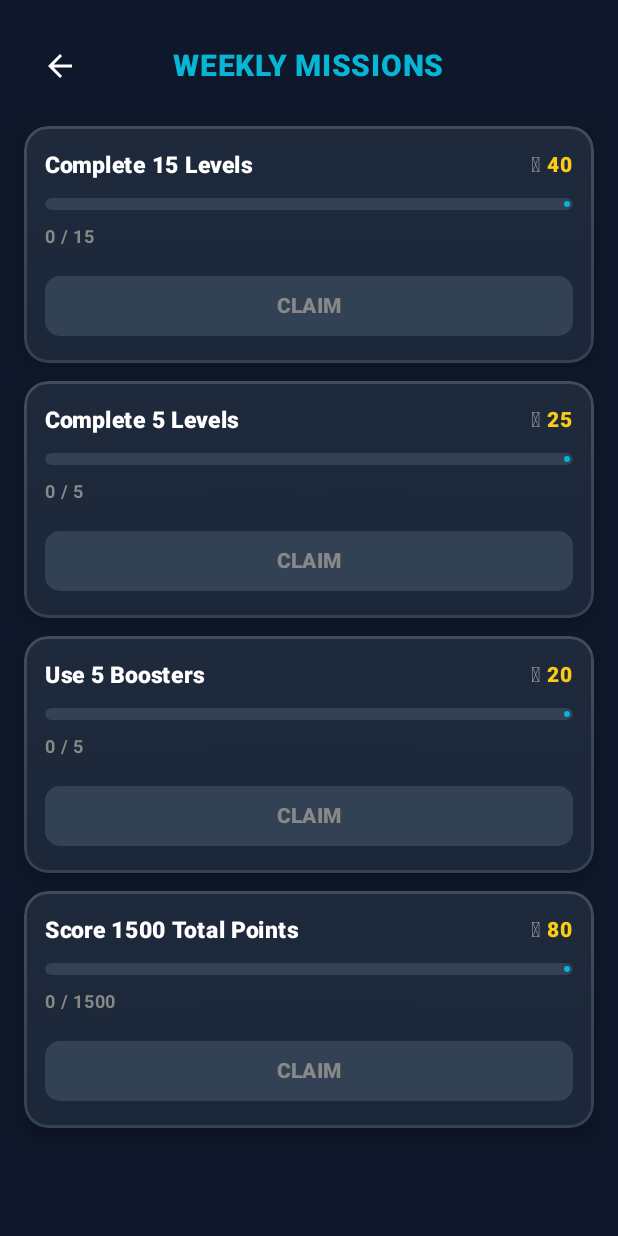
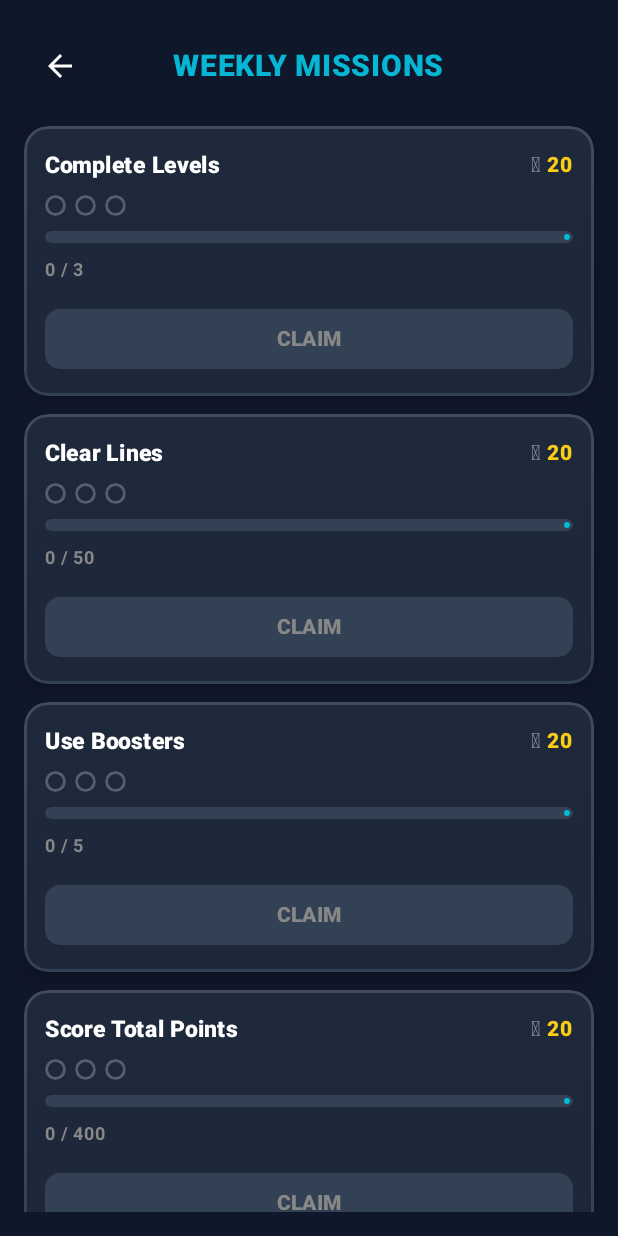
Before and after one commit to MiniAppFactory/boomblast, an Android app built with Jetpack Compose: the screen it shows after launch (MainActivity), after a tap on "Missions", on a phone screen of 412 x 824 dp. Run offline under Robolectric (Android 15) with nearby library versions, the phone set to English and light mode, and no system bars; our stand-ins replace AdMob; pictures from the network do not load; 7 statements that could not run were skipped.

Commit message:
Faz 73: Haftalik Gorevler 3 milestone'li merdiven sistemine cevrildi
- Her gorev artik tek hedef/odul yerine 3 kademeli milestone (tier1->20,
  tier2->+30, tier3->+50 jeton). MissionTier eklendi, WeeklyMissionDef.tiers.
- Yeni 5. gorev tipi: MULTI_CLEARS ("Coklu Patlama Yap" - tek hamlede 2+
  satir/sutun patlatma). WeeklyMissionGenerator artik 5 sabit gorev
  donduruyor (POOL/rotasyon kaldirildi).
- GameStateRepository: claim artik "missionId#tierIndex" bazinda, progress
  en yuksek tier'a coerce ediliyor.
- MissionsScreen: her kartta 3 tier-noktasi (claim/ready/locked), kart
  gövdesi her zaman siradaki claim edilmemis tier'i gosteriyor.
- Bilerek geriye donuk migrasyon yazilmadi (Play Store'a henuz cikmadi,
  sadece test cihazlarinda - gorev ilerlemesi/claim'leri sifirlanir).

Dogrulama: compileDebugKotlin + testDebugUnitTest yesil, S8'de kurulum +
5 gorevin tamami ekran goruntusuyle dogrulandi, crash yok.

Ayrica: yerel git remote takma adi "blasttheblocks" -> "origin" olarak
yeniden adlandirildi (kullanici kafa karisti, uzak adres degismedi).

Co-Authored-By: Claude Sonnet 5 <noreply@anthropic.com>
Claude-Session: https://claude.ai/code/session_01UK4d1BH9qBK1LWzSXFMapE

```diff
--- a/app/src/main/java/com/example/data/GameProgress.kt
+++ b/app/src/main/java/com/example/data/GameProgress.kt
@@ -31,7 +31,13 @@ data class PlayerProgress(
     val levelsCompletedSinceInterstitial: Int = 0
 )
 
-enum class MissionType { COMPLETE_LEVELS, CLEAR_LINES, USE_BOOSTERS, SCORE_POINTS }
+enum class MissionType { COMPLETE_LEVELS, CLEAR_LINES, USE_BOOSTERS, SCORE_POINTS, MULTI_CLEARS }
+
+// Faz 73: her gorev artik TEK hedef/odul yerine kademeli 3 milestone'luk bir
+// merdiven — kullanici: "5 kullan = 20 jeton, 10 kullan = 30 jeton daha,
+// 15 kullan = 50 jeton daha" gibi. target'lar KUMULATIF (tier[1].target,
+// tier[0]'dan itibaren degil, bastan itibaren sayilir).
+data class MissionTier(val target: Int, val rewardTokens: Int)
 
 data class WeeklyMissionDef(
     val id: String,
@@ -40,8 +46,7 @@ data class WeeklyMissionDef(
     val titleIt: String,
     val titleFr: String,
     val titleEs: String,
-    val target: Int,
-    val rewardTokens: Int,
+    val tiers: List<MissionTier>,
     val type: MissionType
 ) {
     fun title(language: AppLanguage): String =
@@ -51,6 +56,8 @@ data class WeeklyMissionDef(
 data class WeeklyMissionProgress(
     val weekId: String,
     val missions: List<WeeklyMissionDef>,
+    // Ham kumulatif sayac (mission.id -> deger), en yuksek tier'in target'ina coerce edilir.
     val progress: Map<String, Int> = emptyMap(),
+    // "missionId#tierIndex" formatinda claim edilmis tier'ler.
     val claimed: Set<String> = emptySet()
 )
--- a/app/src/main/java/com/example/data/WeeklyMissionGenerator.kt
+++ b/app/src/main/java/com/example/data/WeeklyMissionGenerator.kt
@@ -1,27 +1,39 @@
 package com.example.data
 
-import kotlin.random.Random
-
-// Hafta numarasına göre deterministik seed'lenen görev seçimi — aynı hafta içinde
-// her çağrıda aynı 4 görev üretilir, yeni haftada otomatik değişir (bkz. GameStateRepository.currentWeekId).
+// Faz 73: kullanici "her haftalik gorev icinde 3 milestone olsun, bes tane
+// haftalik gorev olsun" dedi — 5 MissionType = 5 sabit gorev, POOL/shuffle
+// rotasyonu kaldirildi (5 tip zaten 5 gorev demek, rotasyona gerek yok).
+// Hafta siniri sadece progress/claim'i sifirlar (bkz. GameStateRepository),
+// hangi gorevlerin gosterildigini degil.
 object WeeklyMissionGenerator {
 
-    private val POOL = listOf(
-        WeeklyMissionDef("complete_5_levels", "5 Seviye Tamamla", "Complete 5 Levels", "Completa 5 Livelli", "Terminer 5 Niveaux", "Completa 5 Niveles", target = 5, rewardTokens = 25, type = MissionType.COMPLETE_LEVELS),
-        WeeklyMissionDef("complete_15_levels", "15 Seviye Tamamla", "Complete 15 Levels", "Completa 15 Livelli", "Terminer 15 Niveaux", "Completa 15 Niveles", target = 15, rewardTokens = 40, type = MissionType.COMPLETE_LEVELS),
-        WeeklyMissionDef("clear_100_lines", "100 Satır/Sütun Patlat", "Clear 100 Lines", "Elimina 100 Linee", "Effacer 100 Lignes", "Elimina 100 Líneas", target = 100, rewardTokens = 30, type = MissionType.CLEAR_LINES),
-        WeeklyMissionDef("clear_300_lines", "300 Satır/Sütun Patlat", "Clear 300 Lines", "Elimina 300 Linee", "Effacer 300 Lignes", "Elimina 300 Líneas", target = 300, rewardTokens = 70, type = MissionType.CLEAR_LINES),
-        WeeklyMissionDef("use_5_boosters", "5 Güçlendirici Kullan", "Use 5 Boosters", "Usa 5 Potenziamenti", "Utiliser 5 Boosts", "Usa 5 Potenciadores", target = 5, rewardTokens = 20, type = MissionType.USE_BOOSTERS),
-        // Faz 45: puanlama 10x kucultuldu (bkz. BlastTheBlocksGame.placeShape) —
-        // bu hedefler de orantili kuculdu (5000->500, 15000->1500), aksi halde
-        // bu gorevler ONCEKINE gore 10 kat daha uzun surerdi.
-        WeeklyMissionDef("score_500", "Toplamda 500 Puan Topla", "Score 500 Total Points", "Totalizza 500 Punti", "Marquer 500 Points au Total", "Consigue 500 Puntos en Total", target = 500, rewardTokens = 35, type = MissionType.SCORE_POINTS),
-        WeeklyMissionDef("score_1500", "Toplamda 1500 Puan Topla", "Score 1500 Total Points", "Totalizza 1500 Punti", "Marquer 1500 Points au Total", "Consigue 1500 Puntos en Total", target = 1500, rewardTokens = 80, type = MissionType.SCORE_POINTS)
+    private val MISSIONS = listOf(
+        WeeklyMissionDef(
+            "complete_levels", "Seviye Tamamla", "Complete Levels", "Completa Livelli", "Terminer des Niveaux", "Completa Niveles",
+            tiers = listOf(MissionTier(3, 20), MissionTier(8, 30), MissionTier(15, 50)),
+            type = MissionType.COMPLETE_LEVELS
+        ),
+        WeeklyMissionDef(
+            "clear_lines", "Satır/Sütun Patlat", "Clear Lines", "Elimina Linee", "Effacer des Lignes", "Elimina Líneas",
+            tiers = listOf(MissionTier(50, 20), MissionTier(150, 30), MissionTier(350, 50)),
+            type = MissionType.CLEAR_LINES
+        ),
+        WeeklyMissionDef(
+            "use_boosters", "Güçlendirici Kullan", "Use Boosters", "Usa Potenziamenti", "Utiliser des Boosts", "Usa Potenciadores",
+            tiers = listOf(MissionTier(5, 20), MissionTier(10, 30), MissionTier(15, 50)),
+            type = MissionType.USE_BOOSTERS
+        ),
+        WeeklyMissionDef(
+            "score_points", "Toplamda Puan Topla", "Score Total Points", "Totalizza Punti", "Marquer des Points au Total", "Consigue Puntos en Total",
+            tiers = listOf(MissionTier(400, 20), MissionTier(1000, 30), MissionTier(2500, 50)),
+            type = MissionType.SCORE_POINTS
+        ),
+        WeeklyMissionDef(
+            "multi_clears", "Çoklu Patlama Yap", "Make Multi-Clears", "Esegui Cancellazioni Multiple", "Faire des Effacements Multiples", "Haz Eliminaciones Múltiples",
+            tiers = listOf(MissionTier(5, 20), MissionTier(15, 30), MissionTier(30, 50)),
+            type = MissionType.MULTI_CLEARS
+        )
     )
 
-    fun forWeek(weekId: String): List<WeeklyMissionDef> {
-        val seed = weekId.hashCode().toLong()
-        val shuffled = POOL.shuffled(Random(seed))
-        return shuffled.take(4).sortedBy { it.type }
-    }
+    fun forWeek(weekId: String): List<WeeklyMissionDef> = MISSIONS
 }
--- a/app/src/main/java/com/example/ui/games/boomblocks/BoomBlocksGame.kt
+++ b/app/src/main/java/com/example/ui/games/boomblocks/BoomBlocksGame.kt
@@ -391,6 +391,10 @@ fun BlastTheBlocksGame(
     onSelectTheme: (String) -> Unit = {},
     onUseBooster: (BoosterType) -> Unit = {},
     onLinesCleared: (count: Int) -> Unit = {},
+    // Faz 73: tek hamlede 2+ satir/sutun patlatinca ("Coklu Patlama" haftalik
+    // gorevi icin) tetiklenir — onLinesCleared'dan AYRI, cunku onLinesCleared
+    // 1 satir patlasa bile cagriliyor, bu ise sadece coklu patlamada.
+    onMultiClear: () -> Unit = {},
     onBack: () -> Unit,
     // Ayarlar navController.navigate() ile ayri bir hedefe gitmiyor — Navigation
     // Compose ekrandan ayrilinca bu composable'i komposizyondan atip geri donunce
@@ -1020,6 +1024,7 @@ fun BlastTheBlocksGame(
         val totalLinesCleared = rowsToClear.size + colsToClear.size
         if (totalLinesCleared > 0) {
             onLinesCleared(totalLinesCleared)
+            if (totalLinesCleared >= 2) onMultiClear()
             comboCount++
             // Faz 45: onceden sabit 100 puan/satir idi (yeni 1puan/hucre olcegine
             // gore orantisizca buyuktu). Artik satir basina bonus, o satirin gercek
--- a/app/src/main/java/com/example/ui/missions/MissionsScreen.kt
+++ b/app/src/main/java/com/example/ui/missions/MissionsScreen.kt
@@ -11,9 +11,11 @@ import androidx.compose.foundation.layout.fillMaxSize
 import androidx.compose.foundation.layout.fillMaxWidth
 import androidx.compose.foundation.layout.height
 import androidx.compose.foundation.layout.padding
+import androidx.compose.foundation.layout.size
 import androidx.compose.foundation.layout.width
 import androidx.compose.foundation.lazy.LazyColumn
 import androidx.compose.foundation.lazy.items
+import androidx.compose.foundation.shape.CircleShape
 import androidx.compose.foundation.shape.RoundedCornerShape
 import androidx.compose.material.icons.Icons
 import androidx.compose.material.icons.automirrored.filled.ArrowBack
@@ -54,12 +56,14 @@ fun MissionsScreen(
     language: AppLanguage,
     darkMode: Boolean,
     skin: BlastSkin = BlastSkin.DEFAULT,
-    onClaim: (String) -> Unit,
+    onClaim: (String, Int) -> Unit,
     onBack: () -> Unit
 ) {
     val palette = blastPalette(skin, darkMode)
     val allClaimed = missionProgress.missions.isNotEmpty() &&
-        missionProgress.missions.all { it.id in missionProgress.claimed }
+        missionProgress.missions.all { mission ->
+            mission.tiers.indices.all { tierIndex -> "${mission.id}#$tierIndex" in missionProgress.claimed }
+        }
 
     Box(
         modifier = Modifier
@@ -146,10 +150,10 @@ fun MissionsScreen(
                     MissionCard(
                         mission = mission,
                         currentCount = missionProgress.progress[mission.id] ?: 0,
-                        isClaimed = mission.id in missionProgress.claimed,
+                        claimedTiers = mission.tiers.indices.filter { "${mission.id}#$it" in missionProgress.claimed }.toSet(),
                         language = language,
                         palette = palette,
-                        onClaim = { onClaim(mission.id) }
+                        onClaim = { tierIndex -> onClaim(mission.id, tierIndex) }
                     )
                 }
             }
@@ -161,15 +165,23 @@ fun MissionsScreen(
 private fun MissionCard(
     mission: WeeklyMissionDef,
     currentCount: Int,
-    isClaimed: Boolean,
+    claimedTiers: Set<Int>,
     language: AppLanguage,
     palette: BlastPalette,
-    onClaim: () -> Unit
+    onClaim: (tierIndex: Int) -> Unit
 ) {
-    val target = if (mission.target > 0) mission.target else 1
+    // Faz 73: her gorev artik 3 milestone'li bir merdiven — kart HER ZAMAN
+    // bir sonraki claim edilmemis tier'i "aktif" olarak gosterir (progress
+    // bar/hedef/odul o tier'e gore), ustte 3 kucuk nokta ile hangi tier'lerin
+    // claim edildigini/ulasildigini/henuz ulasilmadigini ozetler.
+    val activeTierIndex = mission.tiers.indices.firstOrNull { it !in claimedTiers }
+    val allTiersClaimed = activeTierIndex == null
+    val activeTier = activeTierIndex?.let { mission.tiers[it] } ?: mission.tiers.last()
+    val target = if (activeTier.target > 0) activeTier.target else 1
     val progressFraction = (currentCount.toFloat() / target.toFloat()).coerceIn(0f, 1f)
-    val isComplete = currentCount >= mission.target
-    val isClaimable = isComplete && !isClaimed
+    val isComplete = currentCount >= activeTier.target
+    val isClaimable = !allTiersClaimed && isComplete
+    val isClaimed = allTiersClaimed
 
     // Faz 70: kullanici "haftalik gorevler sayfasinin gorseli cirkin, kabartmali
     // gibi olsun" dedi. Duz Material3 Card yerine — CFO-Catch projesindeki
@@ -216,11 +228,28 @@ private fun MissionCard(
                     Text(text = "🪙", fontSize = 14.sp)
                     Spacer(modifier = Modifier.width(4.dp))
                     Text(
-                        text = "${mission.rewardTokens}",
+                        text = "${activeTier.rewardTokens}",
                         fontSize = 14.sp,
                         fontWeight = FontWeight.ExtraBold,
                         color = NeonGold
                     )
+                }
+            }
+
+            Spacer(modifier = Modifier.height(8.dp))
+
+            // Faz 73: 3 milestone gostergesi — claim edilmis (altin tik),
+            // ulasilmis-ama-claim-edilmemis (yesil dolu), henuz ulasilmamis
+            // (soluk halka).
+            Row(verticalAlignment = Alignment.CenterVertically) {
+                mission.tiers.forEachIndexed { tierIndex, tier ->
+                    if (tierIndex > 0) Spacer(modifier = Modifier.width(6.dp))
+                    val tierState = when {
+                        tierIndex in claimedTiers -> TierDotState.CLAIMED
+                        currentCount >= tier.target -> TierDotState.READY
+                        else -> TierDotState.LOCKED
+                    }
+                    TierDot(state = tierState)
                 }
             }
 
@@ -239,7 +268,11 @@ private fun MissionCard(
             Spacer(modifier = Modifier.height(6.dp))
 
             Text(
-                text = "${currentCount.coerceAtMost(mission.target)} / ${mission.target}",
+                text = if (allTiersClaimed) {
+                    "${mission.tiers.last().target} / ${mission.tiers.last().target}"
+                } else {
+                    "${currentCount.coerceAtMost(activeTier.target)} / ${activeTier.target}"
+                },
                 fontSize = 12.sp,
                 fontWeight = FontWeight.Bold,
                 color = palette.textSecondary
@@ -281,7 +314,7 @@ private fun MissionCard(
 
                 isClaimable -> {
                     Button(
-                        onClick = onClaim,
+                        onClick = { activeTierIndex?.let(onClaim) },
                         colors = ButtonDefaults.buttonColors(containerColor = NeonGreen),
                         shape = RoundedCornerShape(10.dp),
                         modifier = Modifier
@@ -322,3 +355,37 @@ private fun MissionCard(
         }
     }
 }
+
+private enum class TierDotState { CLAIMED, READY, LOCKED }
+
+@Composable
+private fun TierDot(state: TierDotState) {
+    when (state) {
+        TierDotState.CLAIMED -> Box(
+            modifier = Modifier
+                .size(14.dp)
+                .clip(CircleShape)
+                .background(NeonGold),
+            contentAlignment = Alignment.Center
+        ) {
+            Icon(
+                imageVector = Icons.Filled.Check,
+                contentDescription = null,
+                tint = Color.Black,
+                modifier = Modifier.size(10.dp)
+            )
+        }
+        TierDotState.READY -> Box(
+            modifier = Modifier
+                .size(14.dp)
+                .clip(CircleShape)
+                .background(NeonGreen)
+        )
+        TierDotState.LOCKED -> Box(
+            modifier = Modifier
+                .size(14.dp)
+                .clip(CircleShape)
+                .border(1.5.dp, Color.White.copy(alpha = 0.25f), CircleShape)
+        )
+    }
+}
--- a/app/src/main/java/com/example/ui/navigation/AppNavigation.kt
+++ b/app/src/main/java/com/example/ui/navigation/AppNavigation.kt
@@ -222,6 +222,7 @@ fun AppNavigation(viewModel: BlastViewModel, adsConsentResolved: Boolean) {
                         onSelectTheme = { theme -> viewModel.setBlockTheme(theme) },
                         onUseBooster = { type -> viewModel.consumeBoosterFromInventory(type) },
                         onLinesCleared = { count -> viewModel.recordLinesCleared(count) },
+                        onMultiClear = { viewModel.recordMultiClear() },
                         onBack = { navController.popBackStack(Routes.LEVEL_MAP, inclusive = false) },
                         musicEnabled = progress.musicEnabled,
                         soundVolume = progress.soundVolume,
@@ -301,6 +302,7 @@ fun AppNavigation(viewModel: BlastViewModel, adsConsentResolved: Boolean) {
                         onSelectTheme = { theme -> viewModel.setBlockTheme(theme) },
                         onUseBooster = { type -> viewModel.consumeBoosterFromInventory(type) },
                         onLinesCleared = { count -> viewModel.recordLinesCleared(count) },
+                        onMultiClear = { viewModel.recordMultiClear() },
                         onBack = { navController.popBackStack() },
                         musicEnabled = progress.musicEnabled,
                         soundVolume = progress.soundVolume,
@@ -357,7 +359,7 @@ fun AppNavigation(viewModel: BlastViewModel, adsConsentResolved: Boolean) {
                         language = progress.language,
                         darkMode = progress.darkMode,
                         skin = skin,
-                        onClaim = { id -> viewModel.claimMission(id) },
+                        onClaim = { id, tierIndex -> viewModel.claimMission(id, tierIndex) },
                         onBack = { navController.popBackStack() }
                     )
                 }
```
Also changed, not shown: app/src/main/java/com/example/data/GameStateRepository.kt (+5 -3 lines), app/src/main/java/com/example/ui/BlastViewModel.kt (+7 -2 lines), 1 other file.
